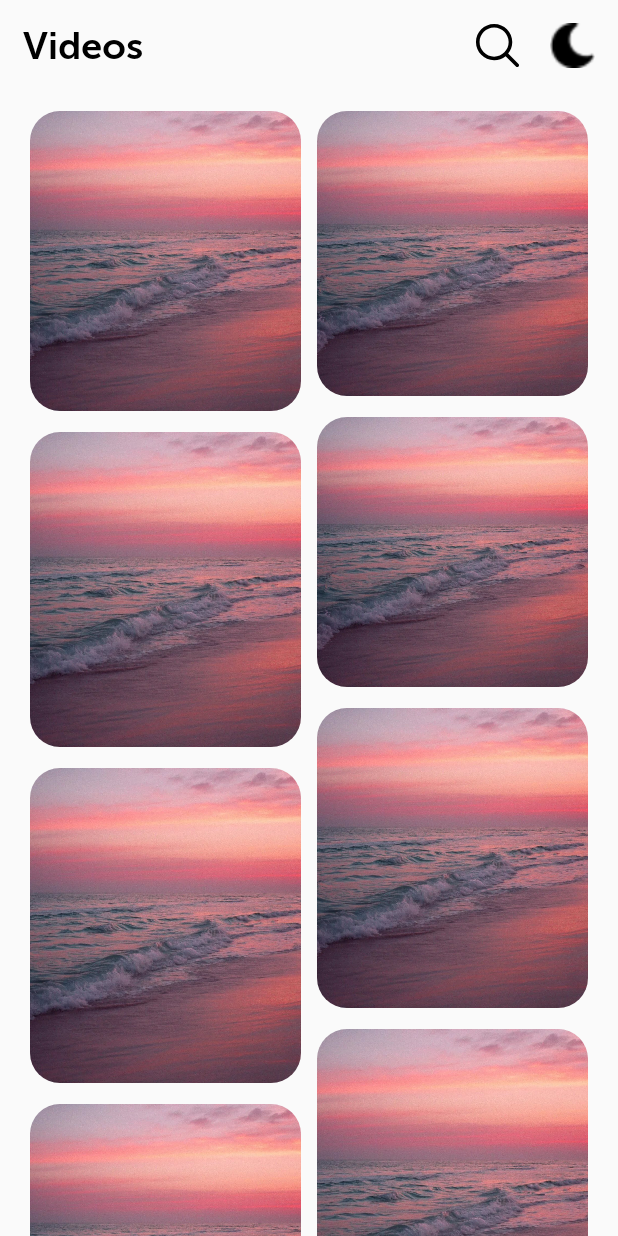
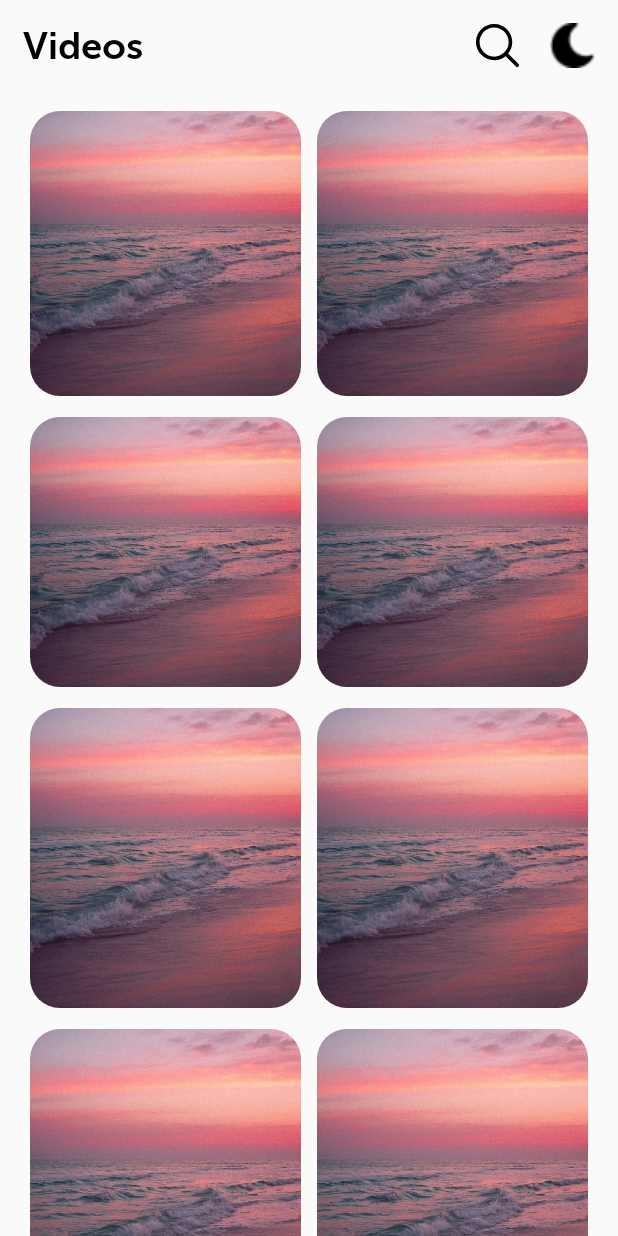
Before and after one commit to andreidevo/JustRelax, an Android app: the screen it shows after launch (MainActivity), on a phone screen of 412 x 824 dp. Run offline under Robolectric (Android 15) with nearby library versions, the phone set to English and light mode, and no system bars.

Commit message:
:search + show blocks

```diff
--- a/app/src/main/java/justrelax/justrelax/MainActivity.kt
+++ b/app/src/main/java/justrelax/justrelax/MainActivity.kt
@@ -1,19 +1,26 @@
 package justrelax.justrelax
 
+import android.app.PendingIntent.getActivity
 import android.content.res.Resources
+import android.graphics.Color
+import android.graphics.PorterDuff
+import android.media.effect.Effect
 import android.opengl.Visibility
 import android.support.v7.app.AppCompatActivity
 import android.os.Bundle
 import android.support.v4.app.Fragment
 import android.support.v4.app.FragmentManager
+import android.support.v7.widget.CardView
 import android.support.v7.widget.LinearLayoutManager
 import android.support.v7.widget.RecyclerView
+import android.text.TextWatcher
 import android.view.View
-import android.widget.Button
-import android.widget.TextView
-import android.widget.ArrayAdapter
-import android.widget.ImageView
+import android.widget.*
+import org.w3c.dom.Text
 import java.util.ArrayList
+import android.text.Editable
+import android.util.Log
+
 
 // question: Main screen
 // question:
@@ -21,26 +28,47 @@ class MainActivity : AppCompatActivity() {
 
     private var mAdapter: RecyclerView.Adapter<*>? = null
 
+    private var exampleList = ArrayList<VideoClass>()
+
     override fun onCreate(savedInstanceState: Bundle?) {
         super.onCreate(savedInstanceState)
         setContentView(R.layout.activity_main)
-        if (savedInstanceState == null) {
-           // val bundle1 = Bundle()
-            //bundle1.putString("1","fragment 1")
-           // var manager = supportFragmentManager
-            //var transic = manager.beginTransaction()
-            //var newFragment = FragVideo()
-           // transic.add(R.id.con1, newFragment).commit()
-
-        }
         var mod : ImageView = findViewById(R.id.mod)
         var search : ImageView = findViewById(R.id.search)
+        var texthead : TextView = findViewById(R.id.textHead)
+        var CardSearch : CardView = findViewById(R.id.CardSearch)
+        var EditText : EditText = findViewById(R.id.EditText)
+        var recyclerView: RecyclerView = findViewById(R.id.recycle)
+        //recyclerView.setNestedScrollingEnabled(false)
+        var recyclerView1: RecyclerView = findViewById(R.id.recycle1)
+
+        EditText.getBackground().setColorFilter(Color.parseColor("#f1efef"), PorterDuff.Mode.SRC_IN);
         var key: Boolean = false
+
+        EditText.addTextChangedListener(object : TextWatcher {
+            override fun afterTextChanged(s: Editable) {
+                // TODO Auto-generated method stub
+            }
+
+            override fun beforeTextChanged(s: CharSequence, start: Int, count: Int, after: Int) {
+                // TODO Auto-generated method stub
+            }
+
+            override fun onTextChanged(s: CharSequence, start: Int, before: Int, count: Int) {
+
+                    //METOD SEARCH
+                   var List: ArrayList<VideoClass>  =  searcher(EditText.text.toString(), exampleList)
+                   SetAdapterByList(recyclerView, List)
+            }
+        })
+
         search.setOnClickListener {
             search.visibility = View.INVISIBLE
-            mod.setImageDrawable(getResources().getDrawable(R.drawable.ic_magnifying_glass))
+            mod.setImageDrawable(getResources().getDrawable(R.drawable.ic_cancel_music))
             key = true
-
+            texthead.visibility = View.INVISIBLE
+            CardSearch.visibility = View.VISIBLE
+            //exoPlayer
         }
         mod.setOnClickListener {
             if( key == true)
@@ -48,26 +76,49 @@ class MainActivity : AppCompatActivity() {
                 search.visibility = View.VISIBLE
                 mod.setImageDrawable(getResources().getDrawable(R.drawable.moonblack))
                 key = false
+                texthead.visibility = View.VISIBLE
+                CardSearch.visibility = View.INVISIBLE
+
+
             }
             // switch mod
 
-        }
-        var recyclerView: RecyclerView = findViewById(R.id.recycle)
-        recyclerView.setNestedScrollingEnabled(false)
-        var recyclerView1: RecyclerView = findViewById(R.id.recycle1)
-        recyclerView1.setNestedScrollingEnabled(false)
+        }//suggered grid layout manager grif layout
+
+        //recyclerView1.setNestedScrollingEnabled(false)
         SetAdapter(recyclerView)
         SetAdapterClone(recyclerView1)
     }
+    fun searcher( searchTag : String, exampleList: ArrayList<VideoClass> ) : ArrayList<VideoClass> {
+        var searchList = ArrayList<VideoClass>()
+        for (vid in exampleList) {
 
+            for (tag in vid.tag.split("#"))
+
+                if (tag == searchTag)
+                    searchList.add(vid)
+        }
+        return searchList
+    }
     private var mRecyclerView: RecyclerView? = null
     private var mLayoutManager: RecyclerView.LayoutManager? = null
+    fun SetAdapterByList(recyclerView: RecyclerView, lister : ArrayList<VideoClass>) {
+
+
+
+
+        mLayoutManager = LinearLayoutManager(this)
+
+        mAdapter = VideoAdapterKot(lister, findViewById(R.id.con1))
+        recyclerView.layoutManager = mLayoutManager
+        recyclerView.adapter = mAdapter
+    }
     fun SetAdapter(recyclerView: RecyclerView) {
 
         /* Set names of paragraphs */
-        var exampleList = ArrayList<VideoClass>()
+
         exampleList.add(VideoClass(0, "шар", "//https","#ball","omg",190))
-        exampleList.add(VideoClass(22, "13", "//https","#ball","omg",180))
+        exampleList.add(VideoClass(22, "13", "//https","#top","omg",180))
         exampleList.add(VideoClass(22, "13", "//https","#ball","omg",200))
         exampleList.add(VideoClass(22, "13", "//https","#ball","omg",220))
         exampleList.add(VideoClass(22, "13", "//https","#ball","omg",210))
@@ -75,7 +126,6 @@ class MainActivity : AppCompatActivity() {
         exampleList.add(VideoClass(22, "13", "//https","#ball","omg",200))
 
 
-        recyclerView.setHasFixedSize(true)
         mLayoutManager = LinearLayoutManager(this)
 
         mAdapter = VideoAdapterKot(exampleList, findViewById(R.id.con1))
@@ -85,7 +135,6 @@ class MainActivity : AppCompatActivity() {
     fun SetAdapterClone(recyclerView: RecyclerView) {
 
         /* Set names of paragraphs */
-        var exampleList = ArrayList<VideoClass>()
         exampleList.add(VideoClass(0, "шар", "//https","#ball","omg",200))
         exampleList.add(VideoClass(22, "13", "//https","#ball","omg",210))
         exampleList.add(VideoClass(22, "13", "//https","#ball","omg",210))
@@ -95,7 +144,6 @@ class MainActivity : AppCompatActivity() {
         exampleList.add(VideoClass(22, "13", "//https","#ball","omg",210))
 
 
-        recyclerView.setHasFixedSize(true)
         mLayoutManager = LinearLayoutManager(this)
 
         mAdapter = VideoAdapterKot(exampleList, findViewById(R.id.con1))
--- a/app/src/main/java/justrelax/justrelax/VideoAdapterKot.kt
+++ b/app/src/main/java/justrelax/justrelax/VideoAdapterKot.kt
@@ -64,6 +64,8 @@ class VideoAdapterKot(private val mExampleList: ArrayList<VideoClass>, layout: C
 
     override fun onBindViewHolder(holder: ExampleViewHolder, position: Int) {
         val currentItem = mExampleList[position]
+
+        println(position)
 
         //holder.textView.setText(currentItem.getName());
         //holder.textView.setId(currentItem.getId());
--- /dev/null
+++ b/app/src/main/res/drawable/ic_cancel_music.xml
@@ -0,0 +1,4 @@
+<vector android:height="24dp" android:viewportHeight="212.982"
+    android:viewportWidth="212.982" android:width="24dp" xmlns:android="http://schemas.android.com/apk/res/android">
+    <path android:fillColor="#AFADAD" android:pathData="M131.804,106.491l75.936,-75.936c6.99,-6.99 6.99,-18.323 0,-25.312c-6.99,-6.99 -18.322,-6.99 -25.312,0l-75.937,75.937L30.554,5.242c-6.99,-6.99 -18.322,-6.99 -25.312,0c-6.989,6.99 -6.989,18.323 0,25.312l75.937,75.936L5.242,182.427c-6.989,6.99 -6.989,18.323 0,25.312c6.99,6.99 18.322,6.99 25.312,0l75.937,-75.937l75.937,75.937c6.989,6.99 18.322,6.99 25.312,0c6.99,-6.99 6.99,-18.322 0,-25.312L131.804,106.491Z"/>
+</vector>
--- a/app/src/main/res/layout/activity_main.xml
+++ b/app/src/main/res/layout/activity_main.xml
@@ -7,6 +7,28 @@
         android:layout_height="match_parent">
     //
     <!-- Head -->
+    <android.support.v7.widget.CardView
+            android:layout_width="match_parent"
+            android:layout_height="40dp"
+            android:visibility="invisible"
+            android:id="@+id/CardSearch"
+            android:layout_marginTop="12dp"
+            android:layout_marginLeft="15dp"
+            android:layout_marginRight="70dp"
+            app:cardElevation="0dp"
+            app:cardBackgroundColor="#f1efef"
+            app:cardCornerRadius="20dp"
+            app:layout_constraintTop_toTopOf="parent">
+
+        <EditText
+                android:id="@+id/EditText"
+                android:layout_width="match_parent"
+                android:layout_height="match_parent"
+                android:layout_marginLeft="10dp"
+
+        />
+
+    </android.support.v7.widget.CardView>
     <ImageView
             android:layout_width="30dp"
             android:layout_height="30dp"
@@ -16,7 +38,6 @@
             android:layout_marginTop="15dp"
             app:layout_constraintTop_toTopOf="parent"
             app:srcCompat="@drawable/moonblack"/>//Name
-
     <ImageView
             android:id="@+id/search"
             android:layout_width="30dp"
@@ -26,7 +47,6 @@
             android:layout_marginTop="15dp"
             app:layout_constraintTop_toTopOf="parent"
             app:srcCompat="@drawable/ic_magnifying_glass"/>//Name
-
     <TextView
             android:layout_width="wrap_content"
             android:layout_height="wrap_content"
@@ -37,7 +57,8 @@
             app:layout_constraintStart_toStartOf="parent"
             android:layout_marginStart="15dp"
             android:layout_marginTop="15dp"
-            app:layout_constraintTop_toTopOf="parent" android:id="@+id/textView2"/>//Theme
+            app:layout_constraintTop_toTopOf="parent"
+            android:id="@+id/textHead"/>//Theme
 
     <!-- Body -->
     <ScrollView
@@ -56,12 +77,11 @@
                     android:layout_width="match_parent">
                 <FrameLayout
                         android:layout_width="match_parent"
-                        android:layout_height="match_parent">
+                        android:layout_height="wrap_content">
                 <android.support.v7.widget.RecyclerView
                         android:id="@+id/recycle1"
                         android:paddingLeft="20dp"
                         android:paddingRight="5dp"
-
                         android:layout_gravity="center"
                         android:layout_width="wrap_content"
                         android:layout_height="wrap_content"/>
@@ -75,7 +95,7 @@
                     android:layout_height="wrap_content">
                 <FrameLayout
                         android:layout_width="match_parent"
-                        android:layout_height="match_parent">
+                        android:layout_height="wrap_content">
 
 
                 <android.support.v7.widget.RecyclerView
```
